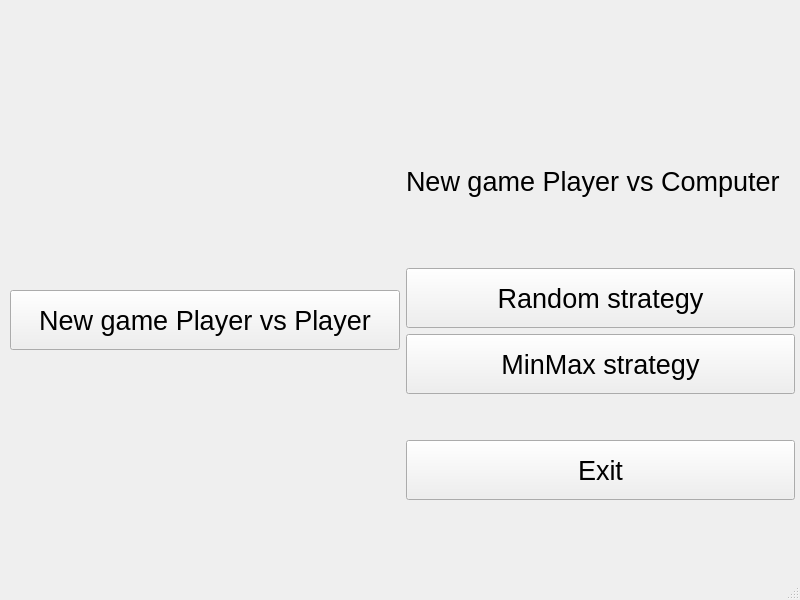
This is src/forms/MainMenuWindow.ui in wshknmt/Connect-4 as Qt 5 draws it before an edit. The edited form follows.
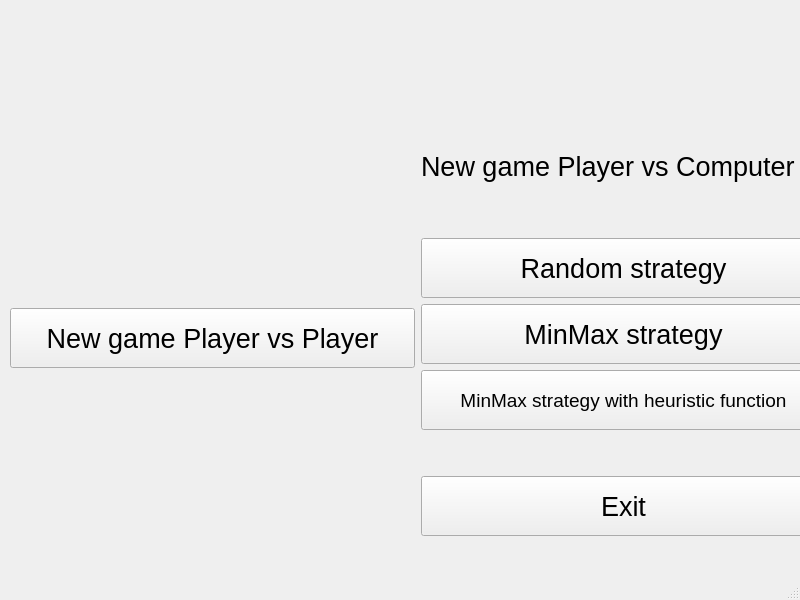
This is the edited form.

Commit message: primary heuristic bot works

What changed in the file:
```diff
--- a/src/forms/MainMenuWindow.ui
+++ b/src/forms/MainMenuWindow.ui
@@ -31,8 +31,8 @@
      <rect>
       <x>10</x>
       <y>140</y>
-      <width>785</width>
-      <height>360</height>
+      <width>816</width>
+      <height>396</height>
      </rect>
     </property>
     <layout class="QHBoxLayout" name="horizontalLayout">
@@ -123,6 +123,27 @@
          </property>
         </widget>
        </item>
+       <item>
+        <widget class="QPushButton" name="startButtonPvCHeuristic">
+         <property name="enabled">
+          <bool>true</bool>
+         </property>
+         <property name="minimumSize">
+          <size>
+           <width>0</width>
+           <height>60</height>
+          </size>
+         </property>
+         <property name="font">
+          <font>
+           <pointsize>14</pointsize>
+          </font>
+         </property>
+         <property name="text">
+          <string>MinMax strategy with heuristic function</string>
+         </property>
+        </widget>
+       </item>
        <item>
         <spacer name="verticalSpacer_2">
          <property name="orientation">
```
Left out of the diff: 2 changed lines with no effect on the pictures. The commit also changes 4 other files.
